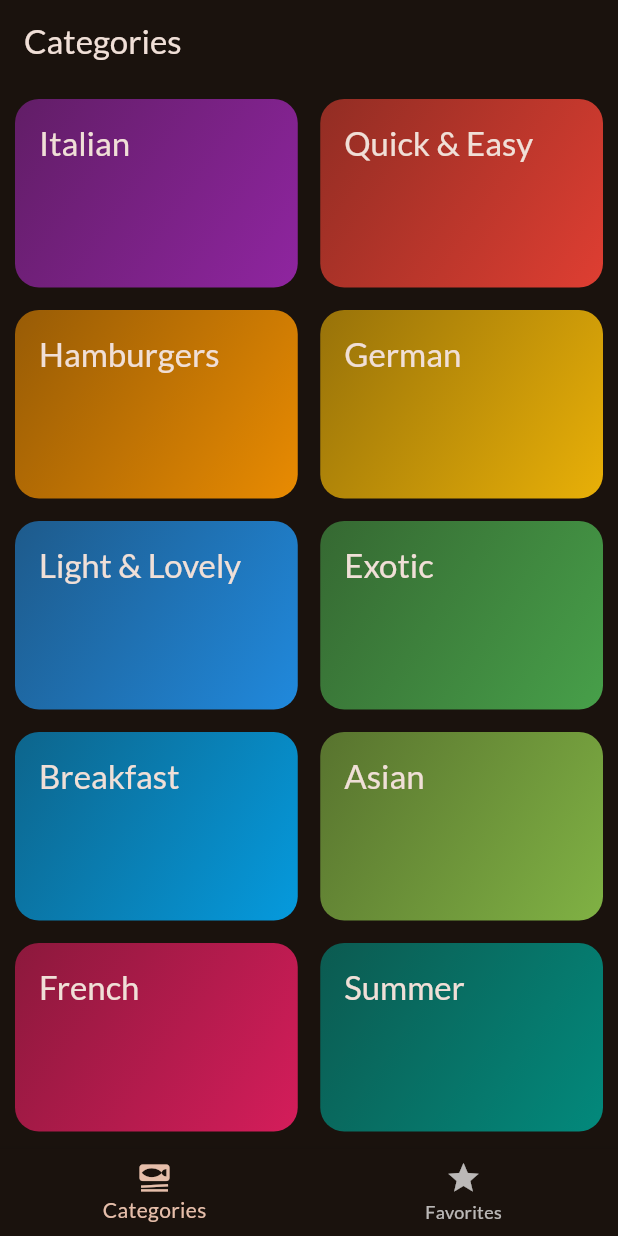
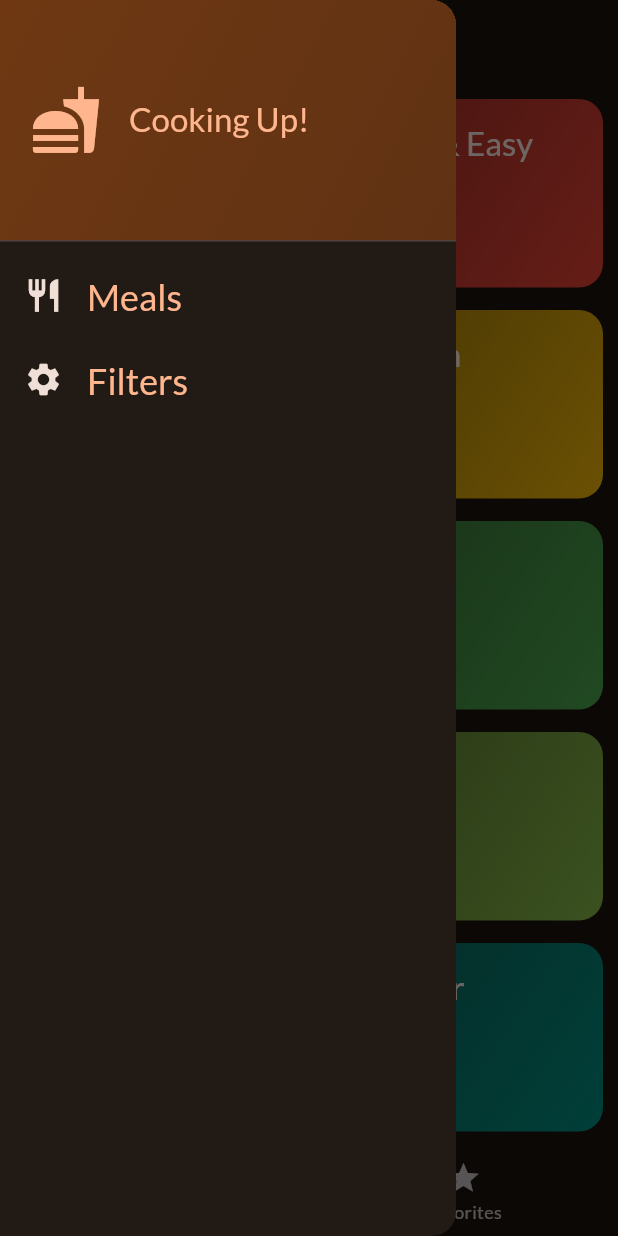
Before and after one commit to NurislamAiu/meals_app_nurs, a Flutter app: the screen it shows after launch, with the side drawer open (before the commit the screen has no drawer), on a phone screen of 412 x 824 dp. Run offline on Flutter 3.47's test engine with Material 3 defaults, Android fonts, the phone set to English and light mode, and no system bars; our stand-ins replace google_fonts, transparent_image.

Commit message:
added 1 new screen (FilterScreen) and added a function to switch to screens (meals, filters) via MainDrawer

```diff
--- a/lib/screens/tabs.dart
+++ b/lib/screens/tabs.dart
@@ -1,6 +1,8 @@
 import 'package:flutter/material.dart';
 import 'package:meals_app_nurs/screens/categories.dart';
+import 'package:meals_app_nurs/screens/filters.dart';
 import 'package:meals_app_nurs/screens/meals.dart';
+import 'package:meals_app_nurs/widgets/main_drawer.dart';
 
 import '../models/meal.dart';
 
@@ -44,6 +46,17 @@ class _TabsScreenState extends State<TabsScreen> {
     });
   }
 
+  void _setScreen(String identifier) {
+    if (identifier == 'filters') {
+      Navigator.push(
+        context,
+        MaterialPageRoute(builder: (ctx) => FiltersScreen()),
+      );
+    } else {
+      Navigator.pop(context);
+    }
+  }
+
   @override
   Widget build(BuildContext context) {
     Widget activePage = CategoriesScreen(
@@ -60,6 +73,7 @@ class _TabsScreenState extends State<TabsScreen> {
     }
     return Scaffold(
       appBar: AppBar(title: Text(activePageTitle)),
+      drawer: MainDrawer(onSelectScreen: _setScreen),
       body: activePage,
       bottomNavigationBar: BottomNavigationBar(
         currentIndex: _selectedPageIndex,
--- /dev/null
+++ b/lib/widgets/main_drawer.dart
@@ -0,0 +1,83 @@
+import 'package:flutter/cupertino.dart';
+import 'package:flutter/material.dart';
+
+class MainDrawer extends StatelessWidget {
+  const MainDrawer({super.key, required this.onSelectScreen});
+
+  final void Function(String identifier) onSelectScreen;
+
+  @override
+  Widget build(BuildContext context) {
+    return Drawer(
+      child: Column(
+        children: [
+          DrawerHeader(
+            padding: EdgeInsets.all(20),
+            decoration: BoxDecoration(
+              gradient: LinearGradient(
+                colors: [
+                  Theme.of(context).colorScheme.primaryContainer,
+                  Theme.of(
+                    context,
+                  ).colorScheme.primaryContainer.withOpacity(0.8),
+                ],
+                begin: Alignment.topLeft,
+                end: Alignment.bottomRight,
+              ),
+            ),
+            child: Row(
+              children: [
+                Icon(
+                  Icons.fastfood,
+                  size: 48,
+                  color: Theme.of(context).colorScheme.primary,
+                ),
+                SizedBox(width: 18),
+                Text(
+                  'Cooking Up!',
+                  style: Theme.of(context).textTheme.titleLarge!.copyWith(
+                    color: Theme.of(context).colorScheme.primary,
+                  ),
+                ),
+              ],
+            ),
+          ),
+          ListTile(
+            leading: Icon(
+              Icons.restaurant,
+              color: Theme.of(context).colorScheme.onBackground,
+              size: 26,
+            ),
+            title: Text(
+              'Meals',
+              style: Theme.of(context).textTheme.titleLarge!.copyWith(
+                color: Theme.of(context).colorScheme.primary,
+                fontSize: 24,
+              ),
+            ),
+            onTap: () {
+              onSelectScreen('meals');
+            },
+          ),
+          ListTile(
+            leading: Icon(
+              Icons.settings,
+              color: Theme.of(context).colorScheme.onBackground,
+              size: 26,
+            ),
+            title: Text(
+              'Filters',
+              style: Theme.of(context).textTheme.titleLarge!.copyWith(
+                color: Theme.of(context).colorScheme.primary,
+                fontSize: 24,
+              ),
+            ),
+            onTap: () {
+              onSelectScreen('filters');
+            },
+          ),
+        ],
+      ),
+    );
+  }
+}
```
Also changed, not shown: lib/screens/filters.dart (added, +46 -0 lines).
